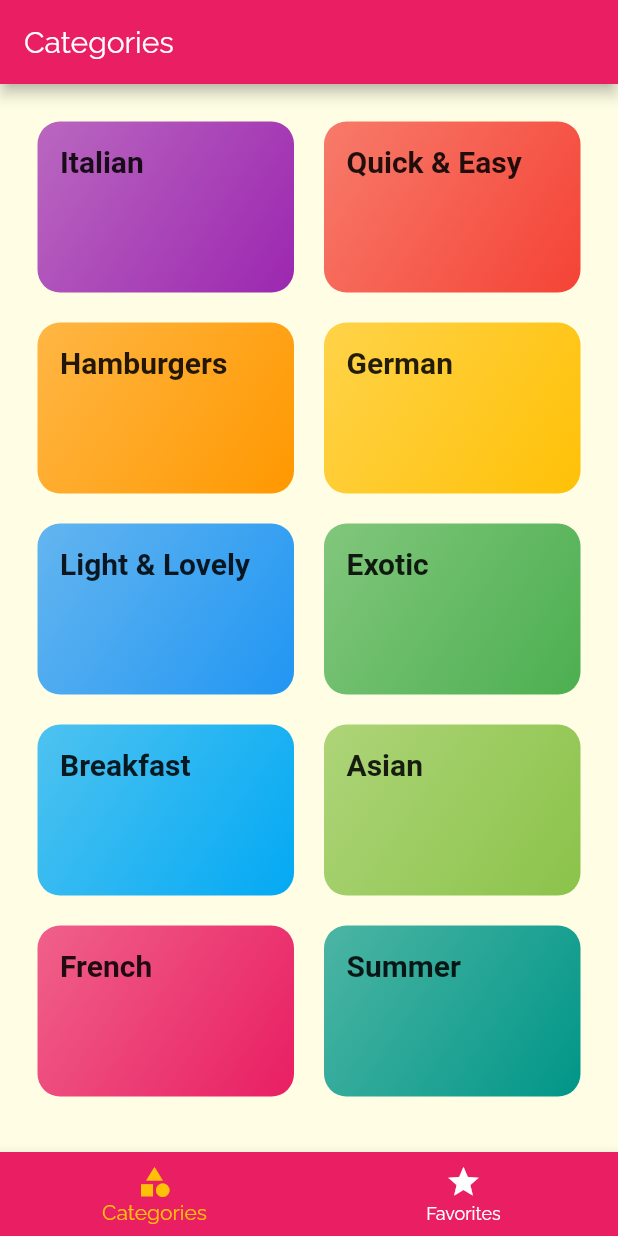
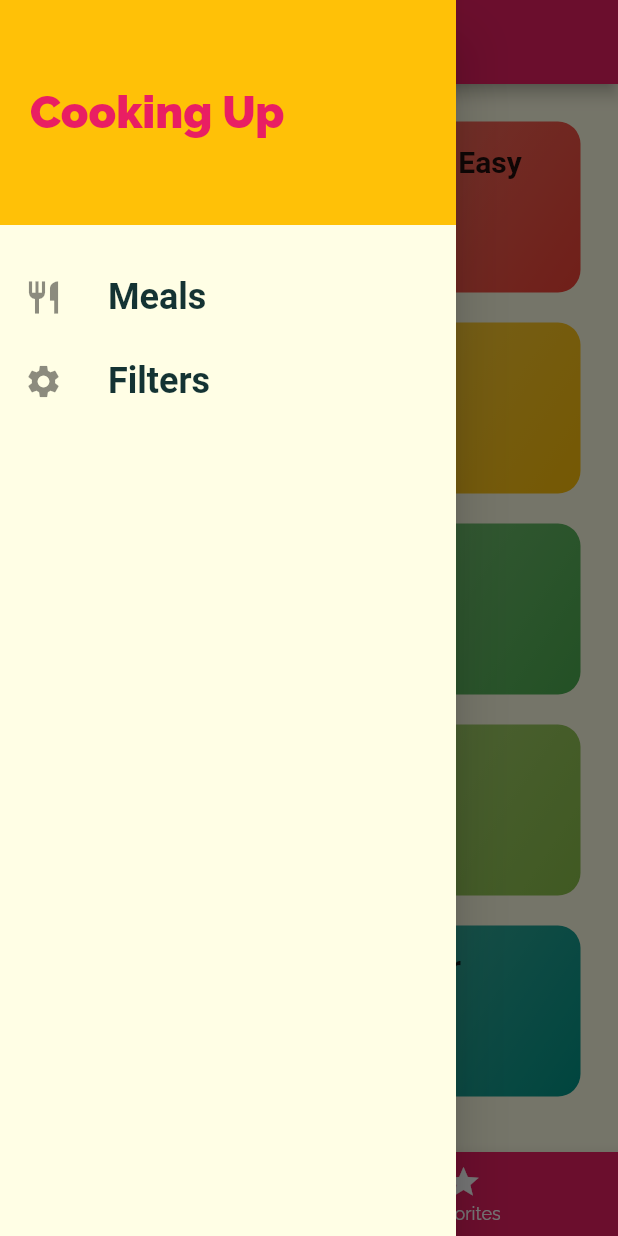
Before and after one commit to rifat0153/Flutter-Meals-App, a Flutter app: the screen it shows after launch, with the side drawer open (before the commit the screen has no drawer), on a phone screen of 412 x 824 dp. Run offline on Flutter 3.47's test engine with Material 2 defaults, Android fonts, the phone set to English and light mode, and no system bars; our stand-ins replace get.

Commit message:
Drawer added

```diff
--- a/lib/main.dart
+++ b/lib/main.dart
@@ -2,6 +2,7 @@ import 'package:flutter/material.dart';
 import 'package:get/get.dart';
 import 'package:meals/screens/category_meals_screen.dart';
 import 'package:meals/screens/favorites_screen.dart';
+import 'package:meals/screens/filters_screen.dart';
 import 'package:meals/screens/meal_detail_screen.dart';
 import 'package:meals/screens/tab_screen.dart';
 import 'screens/categories_screen.dart';
@@ -48,19 +49,13 @@ class MyApp extends StatelessWidget {
         GetPage(
             name: CategoryMealsScreen.routeName,
             page: () => CategoryMealsScreen()),
+        GetPage(name: '/', page: () => TabsScreen()),
         GetPage(name: '/home', page: () => CategoriesScreen()),
+        GetPage(name: '/filters', page: () => FiltersScreen()),
         GetPage(
             name: MealDetailScreen.routeName, page: () => MealDetailScreen()),
       ],
       unknownRoute: GetPage(name: '/notfound', page: () => CategoriesScreen()),
-      // onGenerateRoute is used for false dynamic routes and redirects
-      // onGenerateRoute: (settings) {
-      //   print(settings.arguments);
-      //   return MaterialPageRoute(
-      //     builder: (ctx) => CategoriesScreen(),
-      //   );
-      // },
-      // onUnknownRoute: ,
     );
   }
 }
--- /dev/null
+++ b/lib/screens/filters_screen.dart
@@ -0,0 +1,11 @@
+import 'package:flutter/material.dart';
+
+class FiltersScreen extends StatelessWidget {
+  static const routeName = '/filters';
+  @override
+  Widget build(BuildContext context) {
+    return Center(
+      child: Text('Filters'),
+    );
+  }
+}
--- a/lib/screens/tab_screen.dart
+++ b/lib/screens/tab_screen.dart
@@ -1,6 +1,7 @@
 import 'package:flutter/material.dart';
 import 'package:meals/screens/categories_screen.dart';
 import 'package:meals/screens/favorites_screen.dart';
+import 'package:meals/widget/main_drawer.dart';
 
 class TabsScreen extends StatefulWidget {
   @override
@@ -27,6 +28,7 @@ class _TabsScreenState extends State<TabsScreen> {
       appBar: AppBar(
         title: Text(_screens[_selectedPageIndex]['title']),
       ),
+      drawer: MainDrawer(),
       body: _screens[_selectedPageIndex]['screen'],
       bottomNavigationBar: BottomNavigationBar(
         onTap: _selectedPage,
--- /dev/null
+++ b/lib/widget/main_drawer.dart
@@ -0,0 +1,55 @@
+import 'package:flutter/material.dart';
+import 'package:get/get.dart';
+import 'package:meals/screens/favorites_screen.dart';
+import 'package:meals/screens/filters_screen.dart';
+
+class MainDrawer extends StatelessWidget {
+  Widget buildListTile({IconData icons, String title, Function tapHandler}) {
+    return ListTile(
+      leading: Icon(icons, size: 26),
+      title: Text(
+        title,
+        style: TextStyle(
+            fontFamily: 'Roboto', fontSize: 24, fontWeight: FontWeight.bold),
+      ),
+      onTap: tapHandler,
+    );
+  }
+
+  @override
+  Widget build(BuildContext context) {
+    return Drawer(
+      child: Column(
+        children: [
+          Container(
+            height: 150,
+            width: double.infinity,
+            padding: EdgeInsets.all(20),
+            alignment: Alignment.centerLeft,
+            color: Theme.of(context).accentColor,
+            child: Text('Cooking Up',
+                style: TextStyle(
+                    fontWeight: FontWeight.w900,
+                    fontSize: 30,
+                    color: Theme.of(context).primaryColor)),
+          ),
+          SizedBox(height: 20),
+          buildListTile(
+            title: 'Meals',
+            icons: Icons.restaurant,
+            tapHandler: () {
+              Get.toNamed('/');
+            },
+          ),
+          buildListTile(
+            title: 'Filters',
+            icons: Icons.settings,
+            tapHandler: () {
+              Get.toNamed(FiltersScreen.routeName);
+            },
+          ),
+        ],
+      ),
+    );
+  }
+}
```
